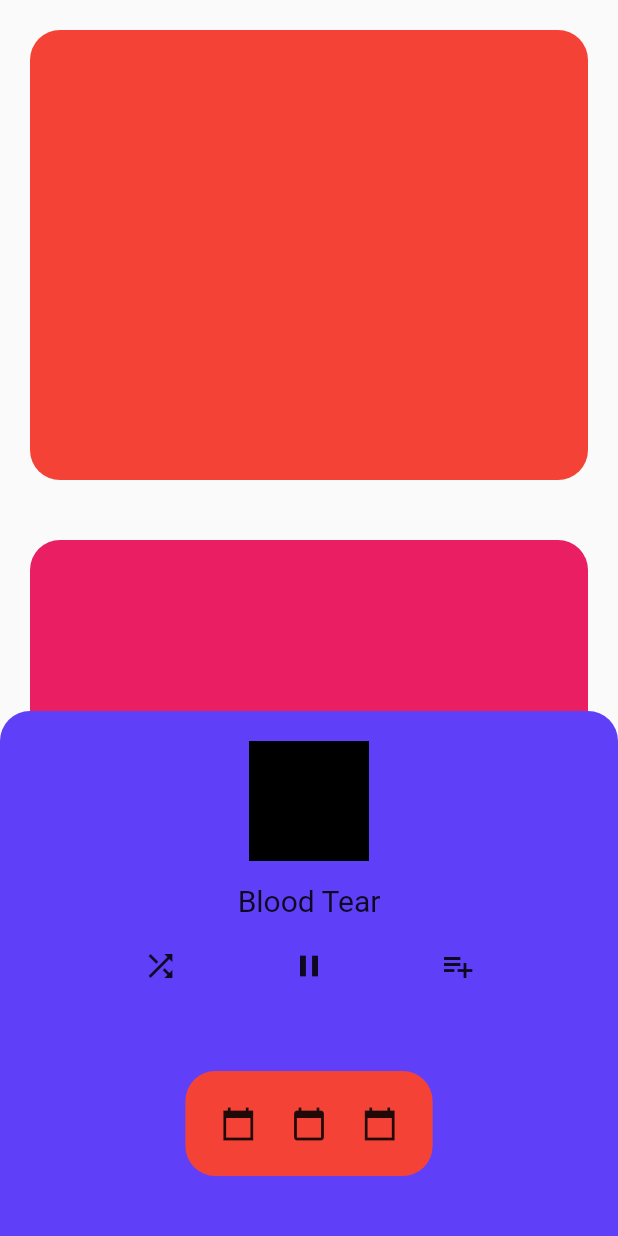
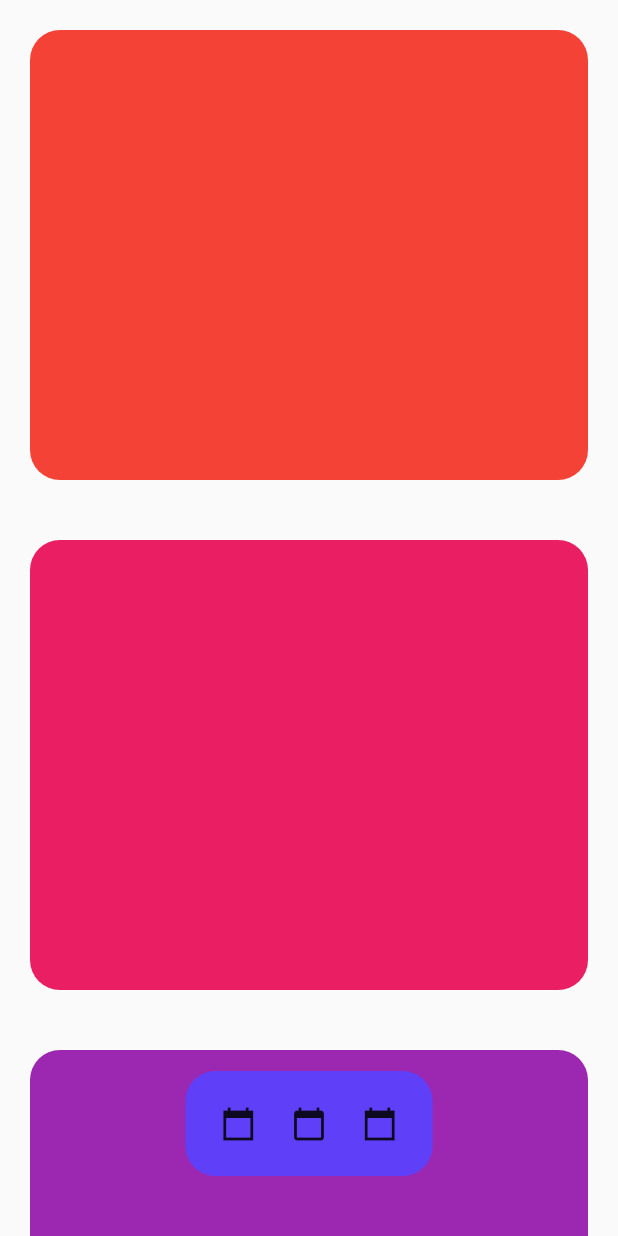
Before and after one commit to imsks/flutter-expandable-bottom-navbar, a Flutter app: the screen it shows after launch, on a phone screen of 412 x 824 dp. Run offline on Flutter 3.47's test engine with Material 2 defaults, Android fonts, the phone set to English and light mode, and no system bars.

Commit message:
Added Navbar

```diff
--- a/flutter_expandable_bottom_navbar/lib/navbar.dart
+++ b/flutter_expandable_bottom_navbar/lib/navbar.dart
@@ -1,3 +1,5 @@
+import 'dart:ui';
+
 import 'package:flutter/material.dart';
 
 const _cardColor = Color(0XFF5F40F8);
@@ -12,7 +14,29 @@ class HoempageWithExpandableNav extends StatefulWidget {
       _HoempageWithExpandableNavState();
 }
 
-class _HoempageWithExpandableNavState extends State<HoempageWithExpandableNav> {
+class _HoempageWithExpandableNavState extends State<HoempageWithExpandableNav>
+    with SingleTickerProviderStateMixin {
+  late AnimationController _controller;
+  bool _expanded = false;
+  double _currentHeight = _minHeight;
+
+  @override
+  void initState() {
+    _controller = AnimationController(
+      vsync: this,
+      duration: Duration(
+        milliseconds: 600,
+      ),
+    );
+    super.initState();
+  }
+
+  @override
+  void dispose() {
+    _controller.dispose();
+    super.dispose();
+  }
+
   @override
   Widget build(BuildContext context) {
     final size = MediaQuery.of(context).size;
@@ -35,30 +59,62 @@ class _HoempageWithExpandableNavState extends State<HoempageWithExpandableNav> {
         },
       ),
       extendBody: true,
-      bottomNavigationBar: Stack(
+      bottomNavigationBar: GestureDetector(
+        onVerticalDragUpdate: _expanded
+            ? (details) {
+                print(details);
+                setState(() {
+                  // _expanded = !_expanded;
+                  final newHeight = _currentHeight + details.delta.dy;
+                  _controller.value = _currentHeight / _maxHeight;
+                  _currentHeight = newHeight.clamp(_minHeight, _maxHeight);
+                });
+
+                // if (_expanded)
+                //   _controller.forward();
+                // else
+                //   _controller.reverse();
+              }
+            : null,
+        onVerticalDragEnd: _expanded
+            ? (details) {
+                if (_currentHeight < _maxHeight / 2) {
+                  _controller.reverse();
+                  _expanded = false;
+                } else {
+                  _expanded = true;
+                  _controller.forward(from: _currentHeight / _maxHeight);
+                  _currentHeight = _maxHeight;
+                }
+              }
+            : null,
+        child: AnimatedBuilder(
+          animation: _controller,
+          builder: (context, child) {
+            final value = _controller.value;
+            return Stack(
               children: [
                 Positioned(
-            height: _maxHeight,
-            left: 0,
-            bottom: 0,
-            right: 0,
-            child: Container(
-              decoration: BoxDecoration(
-                borderRadius: BorderRadius.vertical(
-                  top: Radius.circular(
-                    20,
+                  height: lerpDouble(
+                    _minHeight,
+                    _maxHeight,
+                    value,
                   ),
+                  left: lerpDouble(
+                    size.width / 2 - menuWidth / 2,
+                    0,
+                    value,
                   ),
-                color: _cardColor,
+                  width: lerpDouble(
+                    menuWidth,
+                    size.width,
+                    value,
                   ),
-              child: _buildExpandableNav(),
+                  bottom: lerpDouble(
+                    40,
+                    0,
+                    value,
                   ),
-          ),
-          Positioned(
-            height: _minHeight,
-            left: size.width / 2 - menuWidth / 2,
-            bottom: 40,
-            width: menuWidth,
                   child: Container(
                     decoration: BoxDecoration(
                       borderRadius: BorderRadius.vertical(
@@ -66,18 +122,26 @@ class _HoempageWithExpandableNavState extends State<HoempageWithExpandableNav> {
                           20,
                         ),
                         bottom: Radius.circular(
+                          lerpDouble(
                                 20,
+                                0,
+                                value,
+                              ) ??
+                              0,
                         ),
                       ),
-                color: Colors.red,
+                      color: _cardColor,
                     ),
-              child: _buildMenuContent(),
+                    child:
+                        _expanded ? _buildExpandableNav() : _buildMenuContent(),
                   ),
-          )
+                ),
               ],
+            );
+          },
+        ),
       ),
     );
-  }
   }
 
   Widget _buildExpandableNav() {
@@ -113,8 +177,20 @@ Widget _buildMenuContent() {
       mainAxisAlignment: MainAxisAlignment.spaceEvenly,
       children: [
         Icon(Icons.calendar_today_sharp),
-      Icon(Icons.calendar_today),
+        GestureDetector(
+          onTap: () {
+            setState(() {
+              _expanded = true;
+              _currentHeight = _maxHeight;
+              _controller.forward(from: 0);
+            });
+          },
+          child: Icon(
+            Icons.calendar_today,
+          ),
+        ),
         Icon(Icons.calendar_today_sharp),
       ],
     );
   }
+}
```
Lines whose indentation alone changed are shown as unchanged.
